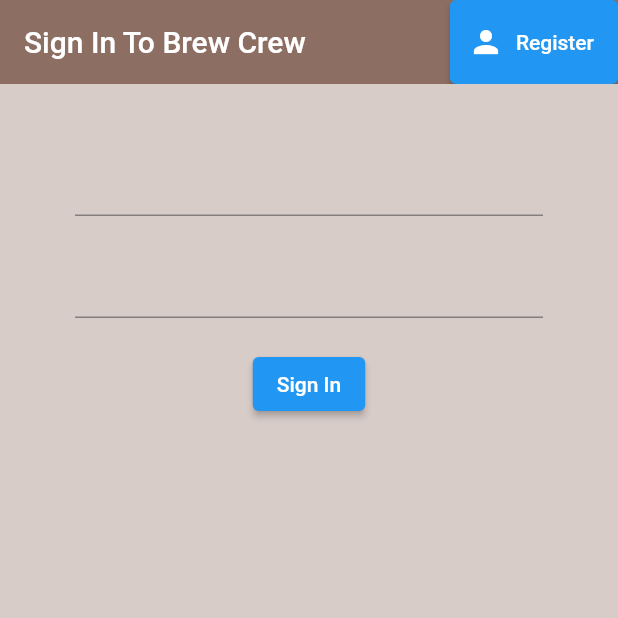
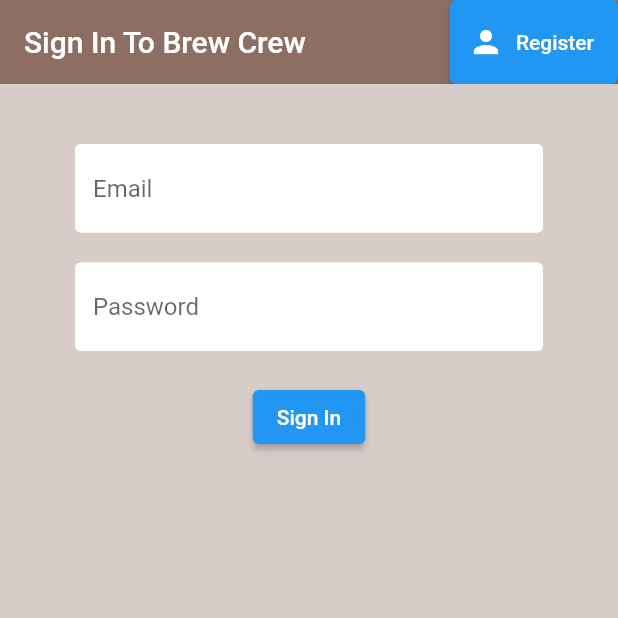
Before and after one commit to 0xajinkya/brew_crew, a Flutter app: the screen it shows after launch, after a tap on "Register", after a tap on "Sign In", on a phone screen of 412 x 824 dp, the top half of it. Run offline on Flutter 3.47's test engine with Material 2 defaults, Android fonts, the phone set to English and light mode, and no system bars; our stand-ins replace firebase_auth, firebase_core, flutter_spinkit; accounts and stored records are empty; generated files the repository leaves out were written again.

Commit message:
Register And Sign In Completed

```diff
--- a/lib/models/user.dart
+++ b/lib/models/user.dart
@@ -1,7 +1,7 @@
-class User{
+class MyUser{
 
   late final String uid;
 
-  User({ required this.uid });
+  MyUser({ required this.uid });
 
 }
--- a/lib/screens/authenticate/authenticate.dart
+++ b/lib/screens/authenticate/authenticate.dart
@@ -13,7 +13,7 @@ class Authenticate extends StatefulWidget {
 
 class _AuthenticateState extends State<Authenticate> {
 
-  bool showSignIn = true;
+  bool showSignIn = false;
 
   void toggleView(){
     setState(() {
--- a/lib/screens/authenticate/register.dart
+++ b/lib/screens/authenticate/register.dart
@@ -1,3 +1,5 @@
+import 'package:brew_crew/shared/constants.dart';
+import 'package:brew_crew/shared/loading.dart';
 import 'package:flutter/material.dart';
 import 'package:brew_crew/services/auth.dart';
 
@@ -5,7 +7,7 @@ import 'package:brew_crew/services/auth.dart';
 class Register extends StatefulWidget {
 
   final Function toggleView;
-  const Register({required this.toggleView});
+  const Register({super.key, required this.toggleView});
 
   @override
   State<Register> createState() => _RegisterState();
@@ -16,6 +18,7 @@ class _RegisterState extends State<Register> {
   String email = '';
   String password = '';
   String error = '';
+  bool loading = false;
 
   final AuthService _auth = AuthService();
   final _formkey = GlobalKey<FormState>();
@@ -24,7 +27,7 @@ class _RegisterState extends State<Register> {
 
 
   Widget build(BuildContext context) {
-    return Scaffold(
+    return loading ? Loading() : Scaffold(
       backgroundColor: Colors.brown[100],
       appBar: AppBar(
         backgroundColor: Colors.brown[400],
@@ -48,6 +51,7 @@ class _RegisterState extends State<Register> {
                 children: <Widget>[
                   SizedBox(height: 20),
                   TextFormField(
+                    decoration: textInputDecoration.copyWith(hintText: 'Email'),
                     validator: (val) => val!.isEmpty ? 'Enter An Email': null,
                     onChanged: (val){
                       setState(() => email = val);
@@ -55,6 +59,7 @@ class _RegisterState extends State<Register> {
                   ),
                   SizedBox(height: 20),
                   TextFormField(
+                    decoration: textInputDecoration,
                     validator: (val) => val!.length < 6 ? 'Enter Strong Password': null,
                     obscureText: true,
                     onChanged: (val){
@@ -65,13 +70,18 @@ class _RegisterState extends State<Register> {
                   ElevatedButton(
                       onPressed: () async {
                         if(_formkey.currentState!.validate()){
+                          setState(() {
+                            loading = true;
+                          });
                             print(email);
                             print(password);
                             dynamic result = _auth.registerWithEmailAndPassword(email, password);
                             print(result);
-                            if(result == null){
+                            if(result == ''){
+                              print('Here');
                               setState(() {
                                 error = 'Please Supply A Valid Email';
+                                loading = false;
                               });
                             }
                         }
--- a/lib/screens/authenticate/sign_in.dart
+++ b/lib/screens/authenticate/sign_in.dart
@@ -1,6 +1,9 @@
 import 'package:brew_crew/models/user.dart';
 import 'package:brew_crew/services/auth.dart';
+import 'package:brew_crew/shared/loading.dart';
 import 'package:flutter/material.dart';
+
+import '../../shared/constants.dart';
 
 class SignIn extends StatefulWidget {
 
@@ -16,12 +19,16 @@ class _SignInState extends State<SignIn> {
   final AuthService _auth = AuthService();
 
   //Text Field State
-  String email ='';
-  String password ='';
+  String email = '';
+  String password = '';
+  String error = '';
+  bool loading = false;
+
+  final _formkey = GlobalKey<FormState>();
 
   @override
   Widget build(BuildContext context) {
-    return Scaffold(
+    return loading == true ? const Loading() : Scaffold(
       backgroundColor: Colors.brown[100],
       appBar: AppBar(
         backgroundColor: Colors.brown[400],
@@ -40,16 +47,21 @@ class _SignInState extends State<SignIn> {
       body: Container(
         padding: const EdgeInsets.symmetric(vertical: 20.0, horizontal: 50.0),
         child: Form(
+          key: _formkey,
           child: Column(
             children: <Widget>[
               SizedBox(height: 20),
               TextFormField(
+                decoration: textInputDecoration.copyWith(hintText: 'Email'),
+                validator: (val) => val!.isEmpty ? 'Enter An Email': null,
                 onChanged: (val){
                     setState(() => email = val);
                 },
               ),
               SizedBox(height: 20),
               TextFormField(
+                decoration: textInputDecoration,
+                validator: (val) => val!.length < 6 ? 'Enter Strong Password': null,
                 obscureText: true,
                 onChanged: (val){
                   setState(() => password = val);
@@ -58,7 +70,22 @@ class _SignInState extends State<SignIn> {
               SizedBox(height: 20),
               ElevatedButton(
                   onPressed: () async {
-                    // await _auth.signIn();
+                    if(_formkey.currentState!.validate()){
+                      setState(() {
+                        loading = true;
+                      });
+                      print(email);
+                      print(password);
+                      dynamic result = _auth.signInWithEmailAndPassword(email, password);
+                      print(result);
+                      if(result == ''){
+                        print('Here');
+                        setState(() {
+                          error = 'Please Supply A Valid Email';
+                          loading = false;
+                        });
+                      }
+                    }
                   },
                   child: Text(
                     'Sign In',
@@ -66,6 +93,13 @@ class _SignInState extends State<SignIn> {
                       color: Colors.white,
                     ),
                   )
+              ),
+              Text(
+                error,
+                style: TextStyle(
+                  color: Colors.red,
+                  fontSize: 14,
+                ),
               )
             ]
           )
--- /dev/null
+++ b/lib/shared/constants.dart
@@ -0,0 +1,13 @@
+import 'package:flutter/material.dart';
+
+const textInputDecoration = InputDecoration(
+    hintText: 'Password',
+    fillColor: Colors.white,
+    filled: true,
+    enabledBorder: OutlineInputBorder(
+        borderSide: BorderSide(color: Colors.white, width: 2.0)
+    ),
+    focusedBorder: OutlineInputBorder(
+        borderSide: BorderSide(color: Colors.brown, width: 2.0)
+    ),
+);
--- a/pubspec.yaml
+++ b/pubspec.yaml
@@ -40,6 +40,7 @@ dependencies:
   firebase_auth: ^4.1.5
   cloud_firestore: ^4.1.0
   provider: ^6.0.4
+  flutter_spinkit: ^5.1.0
 
 dev_dependencies:
   flutter_test:
```
Also changed, not shown: lib/services/auth.dart (+18 -4 lines), lib/shared/loading.dart (added, +19 -0 lines), pubspec.lock.
